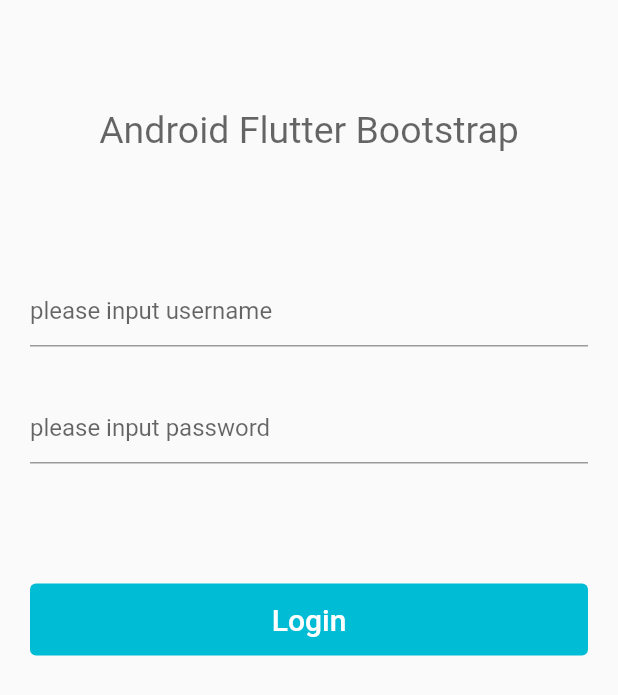
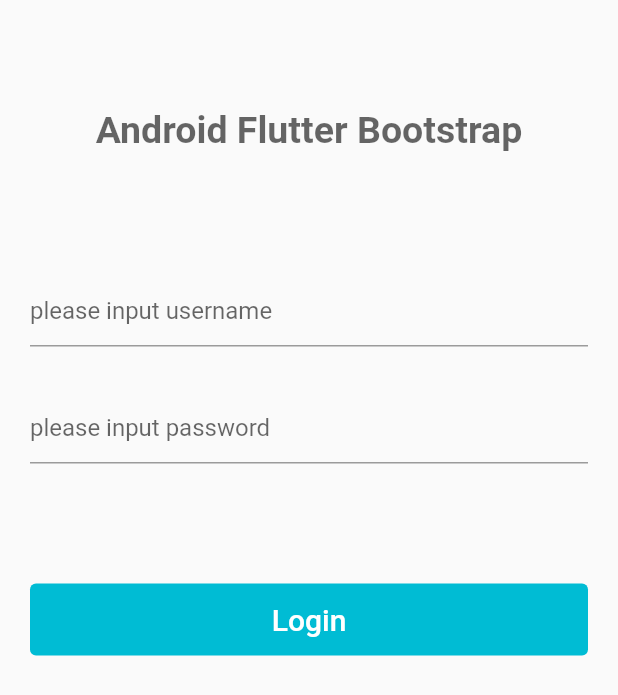
Before and after one commit to app-bootstrap/flutter-app-bootstrap, a Flutter app: the screen it shows after launch, on a phone screen of 412 x 824 dp. Shown: the top 695 px of the screen. Run offline on Flutter 3.47's test engine with Material 2 defaults, Android fonts, the phone set to English and light mode, and no system bars; missing offline and left inert: flutter_webview_plugin.

Commit message:
feat: add desc

```diff
--- a/lib/component/list.dart
+++ b/lib/component/list.dart
@@ -10,7 +10,7 @@ class ListComponent extends StatelessWidget {
   @override
   Widget build(BuildContext context) {
     String os = Platform.operatingSystem;
-    String osString = '${os[0].toUpperCase()}${os.substring(1)}';
+    String osString = Platform.isIOS ? '${os[0]}${os.substring(1).toUpperCase()}' : '${os[0].toUpperCase()}${os.substring(1)}';
     return new Container(
       padding: const EdgeInsets.all(20.0),
       child: Column(
--- a/lib/page/login.dart
+++ b/lib/page/login.dart
@@ -20,7 +20,7 @@ class LoginPageState extends State<LoginPage> {
   @override
   Widget build(BuildContext context) {
     String os = Platform.operatingSystem;
-    String osString = '${os[0].toUpperCase()}${os.substring(1)}';
+    String osString = Platform.isIOS ? '${os[0]}${os.substring(1).toUpperCase()}' : '${os[0].toUpperCase()}${os.substring(1)}';
     return Scaffold(
       body: new Container(
         padding: const EdgeInsets.all(20.0),
@@ -38,6 +38,7 @@ class LoginPageState extends State<LoginPage> {
                   textAlign: TextAlign.center,
                   style: new TextStyle(
                     fontSize: 25.0,
+                    fontWeight: FontWeight.bold
                   ),
                 ),
               ),
```
Also changed, not shown: 7 other files.
